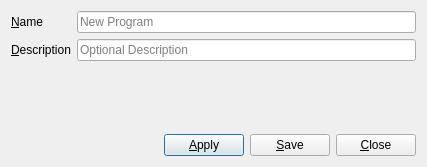
Old version of the form speck_weg/ui/dialogs/training_program.ui in the repository hochstibe/fingertraining.
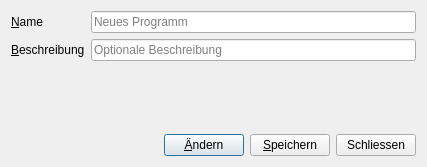
New version of the form.

The edit to the form file:
```diff
--- a/speck_weg/ui/dialogs/training_program.ui
+++ b/speck_weg/ui/dialogs/training_program.ui
@@ -38,7 +38,7 @@
         <number>32767</number>
        </property>
        <property name="placeholderText">
-        <string>New Program</string>
+        <string>Neues Programm</string>
        </property>
        <property name="clearButtonEnabled">
         <bool>true</bool>
@@ -48,7 +48,7 @@
      <item row="1" column="0">
       <widget class="QLabel" name="label_tpr_description">
        <property name="text">
-        <string>&amp;Description</string>
+        <string>&amp;Beschreibung</string>
        </property>
        <property name="buddy">
         <cstring>lineEdit_description</cstring>
@@ -61,7 +61,7 @@
         <number>1023</number>
        </property>
        <property name="placeholderText">
-        <string>Optional Description</string>
+        <string>Optionale Beschreibung</string>
        </property>
        <property name="clearButtonEnabled">
         <bool>true</bool>
@@ -101,21 +101,21 @@
      <item>
       <widget class="QPushButton" name="pushButton_apply">
        <property name="text">
-        <string>&amp;Apply</string>
+        <string>&amp;Ändern</string>
        </property>
       </widget>
      </item>
      <item>
       <widget class="QPushButton" name="pushButton_save">
        <property name="text">
-        <string>&amp;Save</string>
+        <string>&amp;Speichern</string>
        </property>
       </widget>
      </item>
      <item>
       <widget class="QPushButton" name="pushButton_close">
        <property name="text">
-        <string>&amp;Close</string>
+        <string>Schliessen</string>
        </property>
       </widget>
      </item>
```
Left out of the diff: 4 changed lines with no effect on the pictures.
